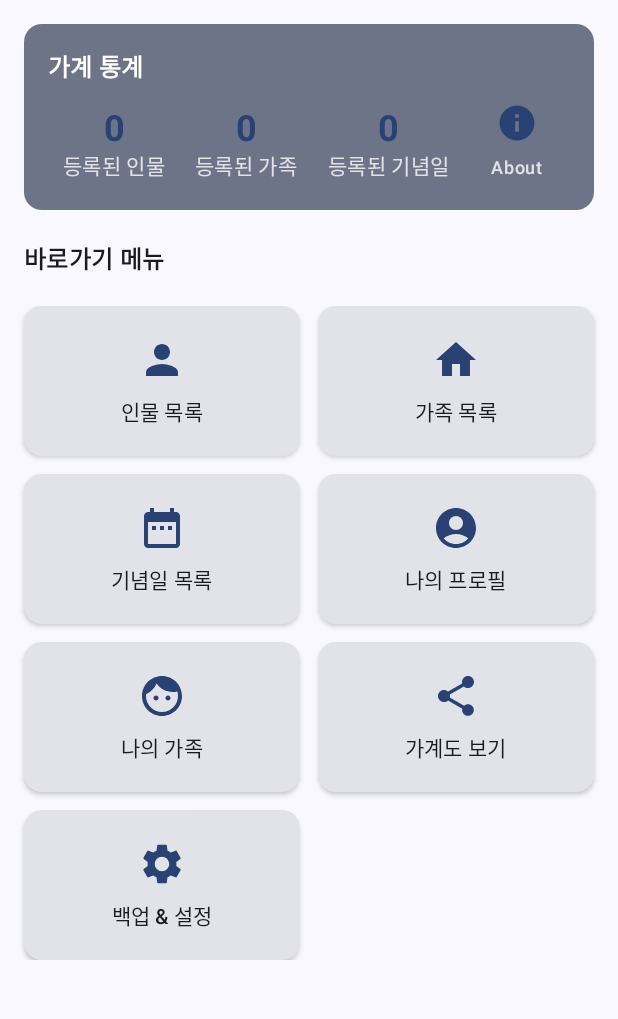
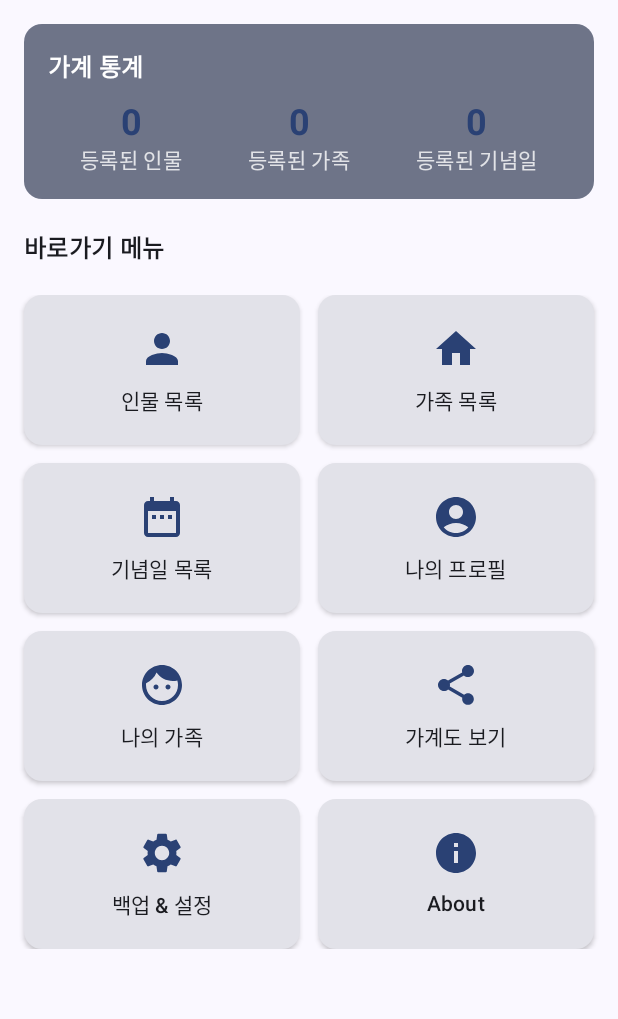
Before and after one commit to forumi0721/MyHeritage, an Android app built with Jetpack Compose: the screen it shows after launch (MainActivity), on a phone screen of 412 x 824 dp, the part 96-1115 px from its top. Run offline under Robolectric (Android 15) with nearby library versions, the phone set to English and light mode, and no system bars; our stand-ins replace Navigation 3, Room's generated code.

Commit message:
Relocate About menu item into Dashboard grid cells next to Backup Settings for proper UI balance in MainScreen

```diff
--- a/app/src/main/java/kr/stonecold/myheritage/ui/main/MainScreen.kt
+++ b/app/src/main/java/kr/stonecold/myheritage/ui/main/MainScreen.kt
@@ -113,34 +113,11 @@ fun DashboardContent(
                 Spacer(modifier = Modifier.height(12.dp))
                 Row(
                     modifier = Modifier.fillMaxWidth(),
-                    horizontalArrangement = Arrangement.SpaceAround,
-                    verticalAlignment = Alignment.CenterVertically
+                    horizontalArrangement = Arrangement.SpaceAround
                 ) {
                     StatItem(label = "등록된 인물", count = data.totalIndividuals)
                     StatItem(label = "등록된 가족", count = data.totalFamilies)
                     StatItem(label = "등록된 기념일", count = data.totalAnniversaries)
-
-                    // About 앱 정보 클릭 아이템 추가
-                    Column(
-                        horizontalAlignment = Alignment.CenterHorizontally,
-                        modifier = Modifier
-                            .clickable { showAboutDialog = true }
-                            .padding(horizontal = 8.dp)
-                    ) {
-                        Icon(
-                            imageVector = Icons.Default.Info,
-                            contentDescription = "앱 정보",
-                            tint = MaterialTheme.colorScheme.primary,
-                            modifier = Modifier.size(28.dp)
-                        )
-                        Spacer(modifier = Modifier.height(4.dp))
-                        Text(
-                            text = "About",
-                            fontSize = 12.sp,
-                            fontWeight = FontWeight.Medium,
-                            color = MaterialTheme.colorScheme.onSecondaryContainer.copy(alpha = 0.8f)
-                        )
-                    }
                 }
             }
         }
@@ -239,6 +216,11 @@ fun DashboardContent(
                 title = "백업 & 설정",
                 icon = Icons.Default.Settings,
                 onClick = { onItemClick(Settings) }
+            ),
+            MenuItem(
+                title = "About",
+                icon = Icons.Default.Info,
+                onClick = { showAboutDialog = true }
             )
         )
 
```
